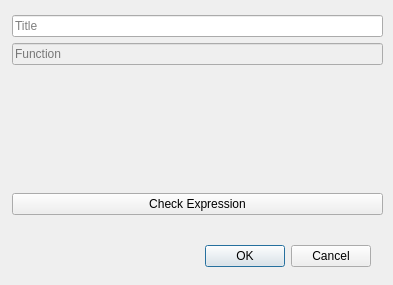
Above: designer/tf_window.ui from TC-II/TC2-PlotTool before the change. Below: the same form after it.
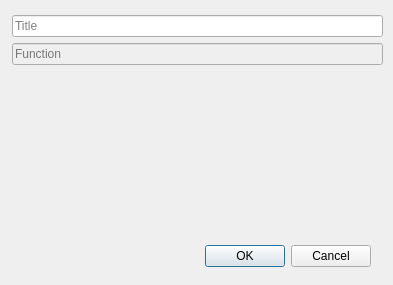
That is the form after the change. Custom widgets are drawn as their Qt base class.

```diff
--- a/designer/tf_window.ui
+++ b/designer/tf_window.ui
@@ -97,22 +97,6 @@
      </widget>
     </item>
     <item row="3" column="0">
-     <widget class="QPushButton" name="check_btn">
-      <property name="enabled">
-       <bool>true</bool>
-      </property>
-      <property name="font">
-       <font>
-        <family>Arial</family>
-        <pointsize>9</pointsize>
-       </font>
-      </property>
-      <property name="text">
-       <string>Check Expression</string>
-      </property>
-     </widget>
-    </item>
-    <item row="4" column="0">
      <widget class="QLabel" name="error_label">
       <property name="sizePolicy">
        <sizepolicy hsizetype="Preferred" vsizetype="Fixed">
```
Left out of the diff: 64 changed lines with no effect on the pictures.
